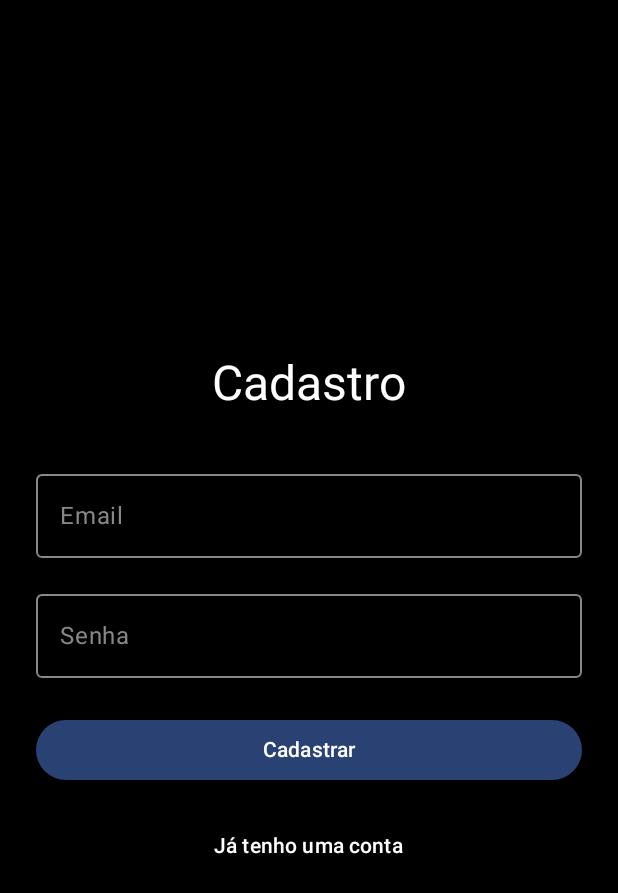
After one commit to DevCapu/remy-kitchen-assistent, an Android app built with Jetpack Compose: the composable SignUpScreen shown on its own in the app's theme, on a phone screen of 412 x 824 dp. The commit adds this screen. Shown: the top 893 px of the screen. Run offline under Robolectric (Android 15) with nearby library versions, the light colour scheme and no system bars; our stand-ins replace Firebase (no records; nobody signed in at launch, a user with empty details on screens opened directly); 1 statement that could not run was skipped.

Commit message:
adiciona telas de login e cadastro com integração ao serviço de autenticação

```diff
--- a/app/build.gradle.kts
+++ b/app/build.gradle.kts
@@ -3,6 +3,7 @@ plugins {
     alias(libs.plugins.kotlin.android)
     alias(libs.plugins.kotlin.compose)
     alias(libs.plugins.kotlin.serialization)
+    alias(libs.plugins.google.services)
 }
 
 android {
@@ -73,4 +74,6 @@ dependencies {
     implementation(libs.lifecycle.viewmodel.ktx)
     implementation(libs.compose.runtime.livedata)
     implementation(libs.porcupine)
+    implementation(platform(libs.firebase.bom))
+    implementation(libs.firebase.auth)
 }
--- a/app/src/main/java/br/com/devcapu/remy/navigation/Routes.kt
+++ b/app/src/main/java/br/com/devcapu/remy/navigation/Routes.kt
@@ -6,6 +6,8 @@ import kotlinx.serialization.Serializable
 
 @Serializable
 sealed class Routes: NavKey {
+    object Login : Routes()
+    object SignUp : Routes()
     object List : Routes()
     class Details(val recipe: Recipe) : Routes()
 }
--- /dev/null
+++ b/app/src/main/java/br/com/devcapu/remy/presentation/auth/screen/SignUpScreen.kt
@@ -0,0 +1,142 @@
+package br.com.devcapu.remy.presentation.auth.screen
+
+import androidx.compose.foundation.background
+import androidx.compose.foundation.layout.Arrangement
+import androidx.compose.foundation.layout.Column
+import androidx.compose.foundation.layout.Spacer
+import androidx.compose.foundation.layout.fillMaxSize
+import androidx.compose.foundation.layout.fillMaxWidth
+import androidx.compose.foundation.layout.height
+import androidx.compose.foundation.layout.padding
+import androidx.compose.foundation.text.KeyboardOptions
+import androidx.compose.material3.Button
+import androidx.compose.material3.CircularProgressIndicator
+import androidx.compose.material3.MaterialTheme
+import androidx.compose.material3.OutlinedTextField
+import androidx.compose.material3.OutlinedTextFieldDefaults
+import androidx.compose.material3.Text
+import androidx.compose.material3.TextButton
+import androidx.compose.runtime.Composable
+import androidx.compose.runtime.LaunchedEffect
+import androidx.compose.runtime.collectAsState
+import androidx.compose.runtime.getValue
+import androidx.compose.ui.Alignment
+import androidx.compose.ui.Modifier
+import androidx.compose.ui.graphics.Color
+import androidx.compose.ui.text.input.KeyboardType
+import androidx.compose.ui.text.input.PasswordVisualTransformation
+import androidx.compose.ui.unit.dp
+import androidx.lifecycle.viewmodel.compose.viewModel
+import br.com.devcapu.remy.presentation.auth.viewmodel.SignUpViewModel
+
+@Composable
+fun SignUpScreen(
+    modifier: Modifier = Modifier,
+    viewModel: SignUpViewModel = viewModel(),
+    onSignUpSuccess: () -> Unit = {},
+    onNavigateToLogin: () -> Unit = {}
+) {
+    val uiState by viewModel.uiState.collectAsState()
+
+    LaunchedEffect(uiState.isSignUpSuccess) {
+        if (uiState.isSignUpSuccess) {
+            onSignUpSuccess()
+        }
+    }
+
+    Column(
+        modifier = modifier
+            .fillMaxSize()
+            .background(Color.Black)
+            .padding(24.dp),
+        horizontalAlignment = Alignment.CenterHorizontally,
+        verticalArrangement = Arrangement.Center
+    ) {
+        Text(
+            text = "Cadastro",
+            style = MaterialTheme.typography.headlineLarge,
+            color = Color.White
+        )
+
+        Spacer(modifier = Modifier.height(32.dp))
+
+        OutlinedTextField(
+            value = uiState.email,
+            onValueChange = viewModel::onEmailChange,
+            label = { Text("Email") },
+            modifier = Modifier.fillMaxWidth(),
+            keyboardOptions = KeyboardOptions(keyboardType = KeyboardType.Email),
+            singleLine = true,
+            isError = uiState.emailError != null,
+            supportingText = if (uiState.emailError != null) {
+                { Text(uiState.emailError!!) }
+            } else null,
+            colors = OutlinedTextFieldDefaults.colors(
+                focusedTextColor = Color.White,
+                unfocusedTextColor = Color.White,
+                focusedBorderColor = Color.White,
+                unfocusedBorderColor = Color.Gray,
+                focusedLabelColor = Color.White,
+                unfocusedLabelColor = Color.Gray,
+                errorBorderColor = MaterialTheme.colorScheme.error,
+                errorLabelColor = MaterialTheme.colorScheme.error,
+                errorSupportingTextColor = MaterialTheme.colorScheme.error
+            )
+        )
+
+        Spacer(modifier = Modifier.height(16.dp))
+
+        OutlinedTextField(
+            value = uiState.password,
+            onValueChange = viewModel::onPasswordChange,
+            label = { Text("Senha") },
+            modifier = Modifier.fillMaxWidth(),
+            visualTransformation = PasswordVisualTransformation(),
+            keyboardOptions = KeyboardOptions(keyboardType = KeyboardType.Password),
+            singleLine = true,
+            colors = OutlinedTextFieldDefaults.colors(
+                focusedTextColor = Color.White,
+                unfocusedTextColor = Color.White,
+                focusedBorderColor = Color.White,
+                unfocusedBorderColor = Color.Gray,
+                focusedLabelColor = Color.White,
+                unfocusedLabelColor = Color.Gray
+            )
+        )
+
+        Spacer(modifier = Modifier.height(24.dp))
+
+        if (uiState.error != null) {
+            Text(
+                text = uiState.error!!,
+                color = MaterialTheme.colorScheme.error,
+                style = MaterialTheme.typography.bodyMedium
+            )
+            Spacer(modifier = Modifier.height(16.dp))
+        }
+
+        Button(
+            onClick = viewModel::signUp,
+            modifier = Modifier.fillMaxWidth(),
+            enabled = !uiState.isLoading
+        ) {
+            if (uiState.isLoading) {
+                CircularProgressIndicator(
+                    color = Color.White,
+                    modifier = Modifier.height(20.dp)
+                )
+            } else {
+                Text("Cadastrar")
+            }
+        }
+
+        Spacer(modifier = Modifier.height(16.dp))
+
+        TextButton(onClick = onNavigateToLogin) {
+            Text(
+                text = "Já tenho uma conta",
+                color = Color.White
+            )
+        }
+    }
+}
--- /dev/null
+++ b/app/src/main/java/br/com/devcapu/remy/presentation/auth/viewmodel/SignUpViewModel.kt
@@ -0,0 +1,80 @@
+package br.com.devcapu.remy.presentation.auth.viewmodel
+
+import android.util.Patterns
+import androidx.lifecycle.ViewModel
+import androidx.lifecycle.viewModelScope
+import br.com.devcapu.remy.infra.auth.AuthService
+import kotlinx.coroutines.flow.MutableStateFlow
+import kotlinx.coroutines.flow.StateFlow
+import kotlinx.coroutines.flow.asStateFlow
+import kotlinx.coroutines.launch
+
+data class SignUpUiState(
+    val email: String = "",
+    val password: String = "",
+    val isLoading: Boolean = false,
+    val error: String? = null,
+    val emailError: String? = null,
+    val isSignUpSuccess: Boolean = false
+)
+
+class SignUpViewModel : ViewModel() {
+    private val authService = AuthService()
+
+    private val _uiState = MutableStateFlow(SignUpUiState())
+    val uiState: StateFlow<SignUpUiState> = _uiState.asStateFlow()
+
+    fun onEmailChange(email: String) {
+        val emailError = validateEmail(email)
+        _uiState.value = _uiState.value.copy(email = email, emailError = emailError)
+    }
+
+    fun onPasswordChange(password: String) {
+        _uiState.value = _uiState.value.copy(password = password)
+    }
+
+    private fun validateEmail(email: String): String? {
+        return when {
+            email.isBlank() -> null
+            !Patterns.EMAIL_ADDRESS.matcher(email).matches() -> "Email inválido"
+            else -> null
+        }
+    }
+
+    private fun isFormValid(): Boolean {
+        val currentState = _uiState.value
+        return currentState.emailError == null &&
+               currentState.email.isNotBlank() &&
+               currentState.password.isNotBlank()
+    }
+
+    fun signUp() {
+        if (!isFormValid()) {
+            _uiState.value = _uiState.value.copy(
+                emailError = validateEmail(_uiState.value.email) ?: if (_uiState.value.email.isBlank()) "Email é obrigatório" else null
+            )
+            return
+        }
+
+        viewModelScope.launch {
+            _uiState.value = _uiState.value.copy(isLoading = true, error = null)
+
+            val result = authService.signUp(
+                email = _uiState.value.email,
+                password = _uiState.value.password
+            )
+
+            if (result.isSuccess) {
+                _uiState.value = _uiState.value.copy(
+                    isLoading = false,
+                    isSignUpSuccess = true
+                )
+            } else {
+                _uiState.value = _uiState.value.copy(
+                    isLoading = false,
+                    error = result.exceptionOrNull()?.message ?: "Erro ao cadastrar"
+                )
+            }
+        }
+    }
+}
```
Also changed, not shown: app/src/main/java/br/com/devcapu/remy/infra/auth/AuthService.kt (added, +33 -0 lines), app/src/main/java/br/com/devcapu/remy/presentation/MainActivity.kt (+31 -1 lines), app/src/main/java/br/com/devcapu/remy/presentation/auth/screen/LoginScreen.kt (added, +149 -0 lines), app/src/main/java/br/com/devcapu/remy/presentation/auth/viewmodel/LoginViewModel.kt (added, +94 -0 lines), build.gradle.kts (+11 -0 lines), gradle/libs.versions.toml (+7 -0 lines), 1 other file.
